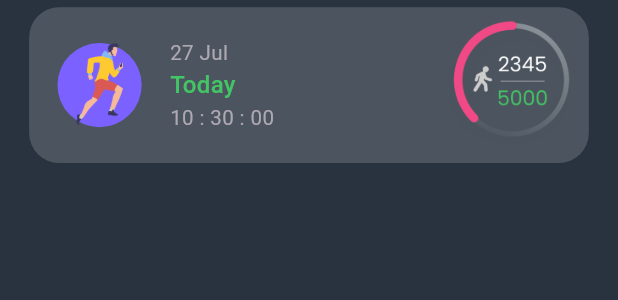
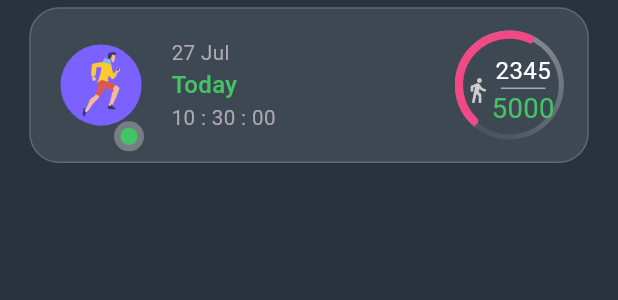
Before and after one commit to AbdoAnany/runner-app, a Flutter app: the DailyActivityCard widget shown alone on an empty page, opened directly, on a phone screen of 412 x 824 dp. Shown: the top 300 px of the screen. Run offline on Flutter 3.47's test engine with Material 3 defaults, Android fonts, the phone set to English and light mode, and no system bars; drawn by our look-alikes of syncfusion_flutter_gauges, toastification; our stand-ins replace carousel_slider, cloud_firestore, dartz, equatable, firebase_auth, firebase_core and 6 more; accounts and stored records are empty.

Commit message:
final update

```diff
--- a/lib/core/style/app_style.dart
+++ b/lib/core/style/app_style.dart
@@ -45,7 +45,10 @@ class AppStyle{
   static TextStyle textStyle15GreenW500 =TextStyle(
       color: AppColors.green,
       fontWeight: FontWeight.w500,
-      fontSize: 14.w);
+      fontSize: 14.w);  static TextStyle textStyle14GreenW400 =TextStyle(
+      color: AppColors.green,
+      fontWeight: FontWeight.w400,
+      fontSize: 16.w);
   static TextStyle textStyle14GrayerW400 =TextStyle(
       color: AppColors.textGray2,
       fontWeight: FontWeight.w400,
@@ -90,6 +93,10 @@ class AppStyle{
       color: AppColors.white,
       fontWeight: FontWeight.w400,
 
+      fontSize: 12.w);  static TextStyle textStyle12GreenW400 =TextStyle(
+      color: AppColors.green,
+      fontWeight: FontWeight.w400,
+
       fontSize: 12.w);
   static TextStyle textStyle16GWhiteW800 =TextStyle(
       color: AppColors.white,
@@ -113,7 +120,10 @@ static TextStyle textStyle20GoldW800 =TextStyle(
     fontFamily: "Quicksand",
       fontSize: 20.w);
 
-
+  static  BoxDecoration  decorationHome= BoxDecoration(
+  borderRadius: BorderRadius.circular(20),
+  border: Border.all(  color: AppColors.white.withOpacity(.17)),
+  color: AppColors.white.withOpacity(.10));
 
   static  InputDecoration inputDecoration({hintText}) => InputDecoration(
   filled: true,
--- a/lib/core/style/color.dart
+++ b/lib/core/style/color.dart
@@ -28,6 +28,7 @@ class AppColors{
   static const Color storeCard2 =   Color(0xffF45C43);
   static const Color storeCard3 =   Color(0xff614385);
   static const Color storeCard4 =   Color(0xff516395);
+  static const Color chartColors =   Color(0xffF9FA78);
   static const Map storeCard =  {
     1: [storeCard1,storeCard2],
     2: [storeCard3,storeCard4],};
--- a/lib/features/3_home/presentation/widgets/dayliy_activity_card.dart
+++ b/lib/features/3_home/presentation/widgets/dayliy_activity_card.dart
@@ -1,6 +1,4 @@
-
-
-
+import 'package:runner_app/features/3_home/presentation/widgets/step_counter_chart.dart';
 import 'package:flutter/material.dart';
 import 'package:flutter_screenutil/flutter_screenutil.dart';
 import 'package:intl/intl.dart';
@@ -27,24 +25,45 @@ class _DailyActivityCardState extends State<DailyActivityCard> {
 
     _formattedDate = DateFormat('dd MMM').format(now);
     _formattedTime = DateFormat('HH : mm : ss').format(now);
+  }
 
-  }
   @override
   Widget build(BuildContext context) {
-    return   Container(
-      margin: EdgeInsets.symmetric(horizontal: 17.w,vertical: 4.h),
+    return Container(
+      margin: EdgeInsets.symmetric(horizontal: 17.w, vertical: 4.h),
       height: 87.h,
-      decoration: BoxDecoration(
-          borderRadius: BorderRadius.circular(20),
-          color: AppColors.white.withOpacity(.17)),
+      decoration: AppStyle.decorationHome,
       child: Row(children: [
         Padding(
-          padding: EdgeInsets.symmetric(
-              vertical: 20.0.h, horizontal: 16.w),
-          child: CircleAvatar(
-              radius: 25.r,
-              backgroundColor: AppColors.primary,
-              child: Image.asset(AppImage.runnerMan)),
+          padding: EdgeInsets.symmetric(vertical: 20.0.h, horizontal: 16.w),
+          child: Badge(
+            alignment: Alignment.bottomRight,
+            offset: Offset(0,-.9),
+            largeSize: 20,
+            backgroundColor: AppColors.transparent,
+            label: Container(
+              decoration: BoxDecoration(shape: BoxShape.circle
+              ,color: AppColors.green,
+               // border: Border.all(color: AppColors.iconHomeColor.withOpacity(.),width: 3)
+                  boxShadow: [
+                    BoxShadow(color:  AppColors.iconHomeColor.withOpacity(.4),
+                      spreadRadius: 20.w,
+                        offset: Offset(0,0,)),
+                   // BoxShadow(color:  AppColors.iconHomeColor.withOpacity(.7),offset: Offset(-3,-3,))
+                  ]
+
+              ),
+              width: 10.w,height: 10.w,
+            ),
+
+            child: CircleAvatar(
+                radius: 25.r,
+                backgroundColor: AppColors.primary,
+                child: Padding(
+                  padding: EdgeInsets.symmetric(vertical: 4.0.h, horizontal: 4.w),
+                  child: Image.asset(AppImage.runnerMan),
+                )),
+          ),
         ),
         Column(
           crossAxisAlignment: CrossAxisAlignment.start,
@@ -64,9 +83,21 @@ class _DailyActivityCardState extends State<DailyActivityCard> {
             ),
           ],
         ),
-        Spacer(),
-        Image.asset(AppImage.radius)
+       Spacer(),
+       //  Image.asset(AppImage.radius),
+        Expanded(
+          child: StepCounterChart(
+            currentSteps: 2345,
+            goalSteps: 5000,
+          ),
+        )
       ]),
     );
   }
 }
+
+class ChartData {
+  ChartData(this.category, this.amount);
+  final String category;
+  final double amount;
+}
--- /dev/null
+++ b/lib/features/3_home/presentation/widgets/step_counter_chart.dart
@@ -0,0 +1,110 @@
+import 'package:flutter/material.dart';
+import 'package:flutter_screenutil/flutter_screenutil.dart';
+import 'package:runner_app/core/style/app_style.dart';
+import 'package:runner_app/core/style/color.dart';
+import 'package:syncfusion_flutter_gauges/gauges.dart';
+
+class StepCounterChart extends StatelessWidget {
+  final int currentSteps;
+  final int goalSteps;
+
+  StepCounterChart({required this.currentSteps, required this.goalSteps});
+
+  @override
+  Widget build(BuildContext context) {
+    return Container(
+   //   margin: EdgeInsets.symmetric(vertical: 12.0.h, horizontal: 16.w),
+     width: 64.h, height: 64.h,
+      child: SfRadialGauge(
+        axes: <RadialAxis>[
+          RadialAxis(
+            minimum: 0,
+            maximum: goalSteps.toDouble(),
+            startAngle: 130,
+            endAngle: 130,
+            showTicks: false,
+            showLabels: false,
+            axisLineStyle: AxisLineStyle(
+              thickness: 3.w,
+          color: Colors.grey.shade300,
+              thicknessUnit: GaugeSizeUnit.logicalPixel,
+              gradient:       SweepGradient(
+                colors: [
+                  AppColors.iconHomeColor.withOpacity(.47),
+                  AppColors.iconHomeColor.withOpacity(.47),
+                  AppColors.iconHomeColor.withOpacity(.10),
+
+                ]  , startAngle: 360,
+                endAngle: 52,
+                stops: [0,.5,.9]
+              ),
+            ),
+            pointers: <GaugePointer>[
+              RangePointer(
+                value: currentSteps.toDouble(),
+                width: 0.15,cornerStyle: CornerStyle.bothCurve,
+                sizeUnit: GaugeSizeUnit.factor,
+                color: AppColors.dotColor,
+               // cornerStyle: CornerStyle.bothCurve,
+               //  gradient: const SweepGradient(
+               //    colors: [
+               //      Colors.pinkAccent,
+               //      Colors.pinkAccent,
+               //    ],
+               //
+               //  ),
+              ),
+            ],
+            annotations: <GaugeAnnotation>[
+              GaugeAnnotation(
+                widget: Row(
+                  mainAxisSize: MainAxisSize.max,
+                  mainAxisAlignment: MainAxisAlignment.center,
+                  crossAxisAlignment: CrossAxisAlignment.center,
+                  children: [
+                    Icon(Icons.directions_walk,
+                        size: 16.w, color: AppColors.iconHomeColor,),
+
+                    Column(
+                      mainAxisAlignment: MainAxisAlignment.center,
+                      crossAxisAlignment: CrossAxisAlignment.center,
+                      children: [
+                        Text(currentSteps.toString(),
+                            style: AppStyle.textStyle14WhiteW400),
+
+                        Container(
+                          color: AppColors.textGray,
+                          height: 1,
+                          width: 26.w,
+                        ),
+                        // Divider(
+                        //   thickness: 3,
+                        //   height: 5,
+                        //   color: AppColors.textGray,
+                        // ),
+                        Text(goalSteps.toString(),
+                            style: AppStyle.textStyle14GreenW400),
+                      ],
+                    )
+                  ],
+                ),
+                positionFactor: 0.1,
+                angle: 90,
+              )
+            ],
+          ),
+        ],
+      ),
+    //   decoration: BoxDecoration(
+    //     shape: BoxShape.circle,
+    //     gradient:
+    // LinearGradient(
+    //       colors: [
+    //         AppColors.chartColors.withOpacity(.47),
+    //         AppColors.chartColors.withOpacity(.0)
+    //       ],
+    //     ),
+    //   ),
+    );
+  }
+}
--- a/lib/features/3_home/presentation/widgets/total_point_and_steps.dart
+++ b/lib/features/3_home/presentation/widgets/total_point_and_steps.dart
@@ -20,9 +20,7 @@ class TotalPointAndSteps extends StatelessWidget {
           Container(
             height: 125.h,
             width: 154.w,
-            decoration: BoxDecoration(
-                borderRadius: BorderRadius.circular(20),
-                color: AppColors.white.withOpacity(.17)),
+            decoration: AppStyle.decorationHome,
             child:
                 Column(mainAxisAlignment: MainAxisAlignment.center, children: [
               Text(
@@ -53,9 +51,7 @@ class TotalPointAndSteps extends StatelessWidget {
           Container(
             height: 125.h,
             width: 154.w,
-            decoration: BoxDecoration(
-                borderRadius: BorderRadius.circular(20),
-                color: AppColors.white.withOpacity(.17)),
+            decoration:  AppStyle.decorationHome,
             child:
                 Column(mainAxisAlignment: MainAxisAlignment.center, children: [
               Text(
--- a/lib/features/4_history/presentation/widgets/statistics_widget.dart
+++ b/lib/features/4_history/presentation/widgets/statistics_widget.dart
@@ -19,11 +19,7 @@ class StatisticsWidget extends StatelessWidget {
     return Container(height: 96.h,
       margin: EdgeInsets.symmetric(horizontal: 17.w, vertical: 17.h),
       padding: EdgeInsets.symmetric(horizontal: 12.w, vertical: 12.h),
-      decoration: BoxDecoration(
-        borderRadius: BorderRadius.circular(20.r),
-        border: Border.all(color: AppColors.white.withOpacity(.17)),
-        color: AppColors.white.withOpacity(.10),
-      ),
+      decoration:  AppStyle.decorationHome,
       child: Row(
         crossAxisAlignment: CrossAxisAlignment.center,
         mainAxisAlignment: MainAxisAlignment.spaceAround,
--- a/pubspec.yaml
+++ b/pubspec.yaml
@@ -46,6 +46,8 @@ dependencies:
   provider: ^6.1.2
   shared_preferences: ^2.2.3
   smooth_page_indicator: ^1.2.0+3
+  syncfusion_flutter_core:
+  syncfusion_flutter_gauges:
   toastification: ^2.1.0
 
 
```
Also changed, not shown: pubspec.lock.
